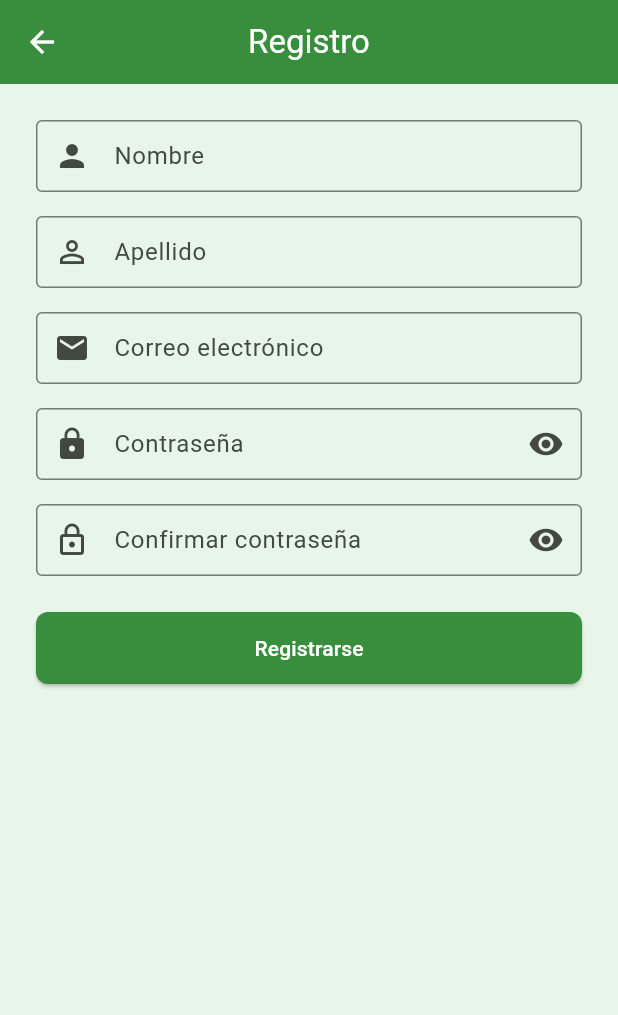
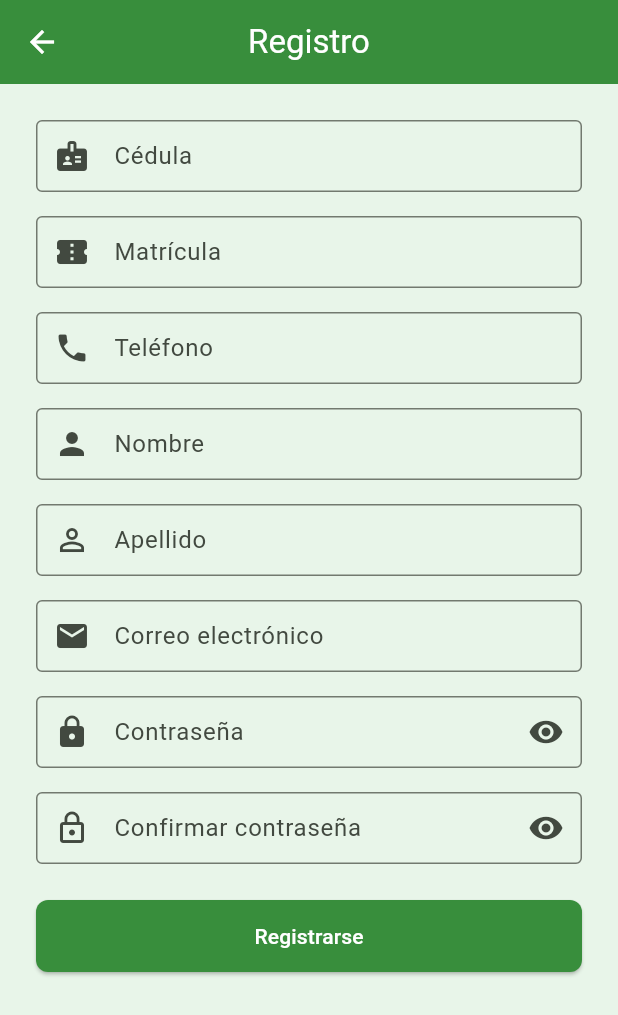
Before and after one commit to juanluis93/ProyectoFinal, a Flutter app: the screen it shows after launch, after a tap on "Iniciar sesión", after a tap on "¿No tienes cuenta? Regístrate aquí", on a phone screen of 412 x 824 dp. Shown: the top 1015 px of the screen. Run offline on Flutter 3.47's test engine with Material 3 defaults, Android fonts, the light colour scheme and no system bars; our stand-ins replace cached_network_image, google_maps_flutter, google_nav_bar, shared_preferences, video_player; accounts and stored records are empty.

Commit message:
Actualización de la app y generación de APK

```diff
--- a/lib/screens/Login/login_screen.dart
+++ b/lib/screens/Login/login_screen.dart
@@ -27,12 +27,13 @@ class _LoginScreenState extends State<LoginScreen> {
   Future<void> _login() async {
     if (!_formKey.currentState!.validate()) return;
 
+    final email = _emailController.text.trim();
+    final password = _passwordController.text;
+    print('LoginScreen: email=$email, password=$password');
+
     final authProvider = Provider.of<AuthProvider>(context, listen: false);
 
-    final success = await authProvider.login(
-      _emailController.text.trim(),
-      _passwordController.text,
-    );
+    final success = await authProvider.login(email, password);
 
     if (success) {
       if (!mounted) return;
--- a/lib/screens/register/register_screen.dart
+++ b/lib/screens/register/register_screen.dart
@@ -13,6 +13,9 @@ class RegisterScreen extends StatefulWidget {
 class _RegisterScreenState extends State<RegisterScreen> {
   final _formKey = GlobalKey<FormState>();
 
+  final _cedulaController = TextEditingController();
+  final _matriculaController = TextEditingController();
+  final _telefonoController = TextEditingController();
   final _nombreController = TextEditingController();
   final _apellidoController = TextEditingController();
   final _emailController = TextEditingController();
@@ -31,13 +34,13 @@ class _RegisterScreenState extends State<RegisterScreen> {
     final authProvider = Provider.of<AuthProvider>(context, listen: false);
 
     final newUser = User(
-      id: DateTime.now().millisecondsSinceEpoch.toString(),
-      cedula: '', // Opcional
+      id: _matriculaController.text.trim(),
+      cedula: _cedulaController.text.trim(),
       nombre: _nombreController.text.trim(),
       apellido: _apellidoController.text.trim(),
       email: _emailController.text.trim(),
       password: _passwordController.text,
-      telefono: '', // Opcional
+      telefono: _telefonoController.text.trim(),
       token: null,
     );
 
@@ -47,7 +50,9 @@ class _RegisterScreenState extends State<RegisterScreen> {
 
     if (success) {
       ScaffoldMessenger.of(context).showSnackBar(
-        const SnackBar(content: Text("Registro exitoso. Por favor inicia sesión.")),
+        const SnackBar(
+          content: Text("Registro exitoso. Por favor inicia sesión."),
+        ),
       );
       Navigator.pop(context);
     } else {
@@ -72,6 +77,43 @@ class _RegisterScreenState extends State<RegisterScreen> {
           child: Column(
             children: [
               TextFormField(
+                controller: _cedulaController,
+                decoration: const InputDecoration(
+                  labelText: "Cédula",
+                  border: OutlineInputBorder(),
+                  prefixIcon: Icon(Icons.badge),
+                ),
+                keyboardType: TextInputType.number,
+                validator: (value) =>
+                    value == null || value.isEmpty ? "Ingresa tu cédula" : null,
+              ),
+              const SizedBox(height: 16),
+              TextFormField(
+                controller: _matriculaController,
+                decoration: const InputDecoration(
+                  labelText: "Matrícula",
+                  border: OutlineInputBorder(),
+                  prefixIcon: Icon(Icons.confirmation_number),
+                ),
+                validator: (value) => value == null || value.isEmpty
+                    ? "Ingresa tu matrícula"
+                    : null,
+              ),
+              const SizedBox(height: 16),
+              TextFormField(
+                controller: _telefonoController,
+                decoration: const InputDecoration(
+                  labelText: "Teléfono",
+                  border: OutlineInputBorder(),
+                  prefixIcon: Icon(Icons.phone),
+                ),
+                keyboardType: TextInputType.phone,
+                validator: (value) => value == null || value.isEmpty
+                    ? "Ingresa tu teléfono"
+                    : null,
+              ),
+              const SizedBox(height: 16),
+              TextFormField(
                 controller: _nombreController,
                 decoration: const InputDecoration(
                   labelText: "Nombre",
@@ -89,8 +131,9 @@ class _RegisterScreenState extends State<RegisterScreen> {
                   border: OutlineInputBorder(),
                   prefixIcon: Icon(Icons.person_outline),
                 ),
-                validator: (value) =>
-                    value == null || value.isEmpty ? "Ingresa tu apellido" : null,
+                validator: (value) => value == null || value.isEmpty
+                    ? "Ingresa tu apellido"
+                    : null,
               ),
               const SizedBox(height: 16),
               TextFormField(
@@ -120,7 +163,9 @@ class _RegisterScreenState extends State<RegisterScreen> {
                   prefixIcon: const Icon(Icons.lock),
                   suffixIcon: IconButton(
                     icon: Icon(
-                      _obscurePassword ? Icons.visibility : Icons.visibility_off,
+                      _obscurePassword
+                          ? Icons.visibility
+                          : Icons.visibility_off,
                     ),
                     onPressed: () {
                       setState(() {
```
Also changed, not shown: lib/providers/auth_provider.dart (+5 -7 lines), lib/screens/profile/profile_screen.dart (+8 -1 lines), lib/screens/reportes/reportes_screen.dart (+8 -19 lines), lib/services/api_service.dart (+70 -15 lines), lib/services/auth_service.dart (+24 -6 lines).
